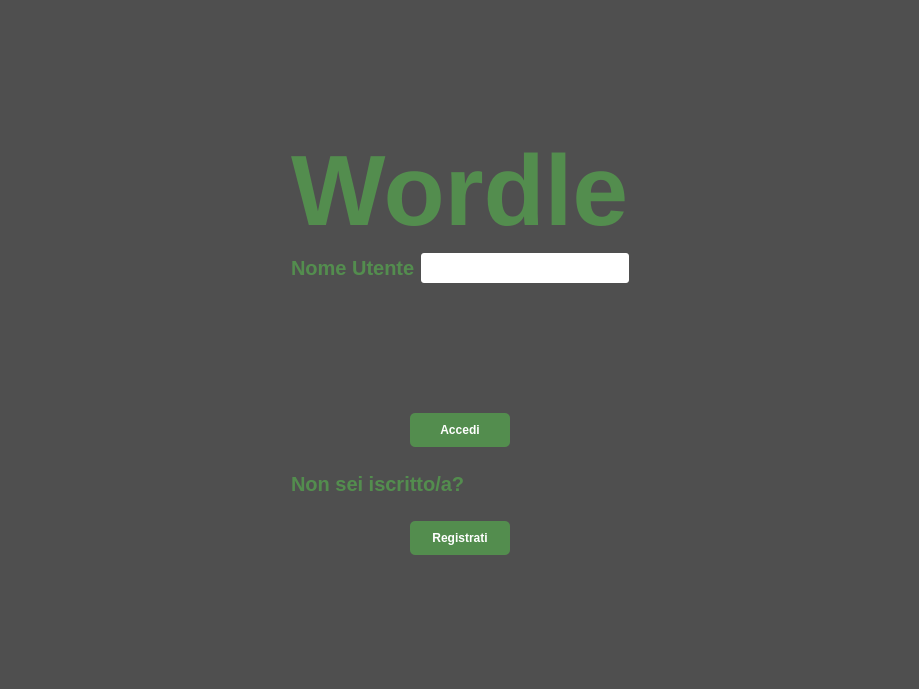
The window that src/gui/login_window.ui (andrea216ac/project_wordle_qd) describes before a commit, drawn with Qt 5.
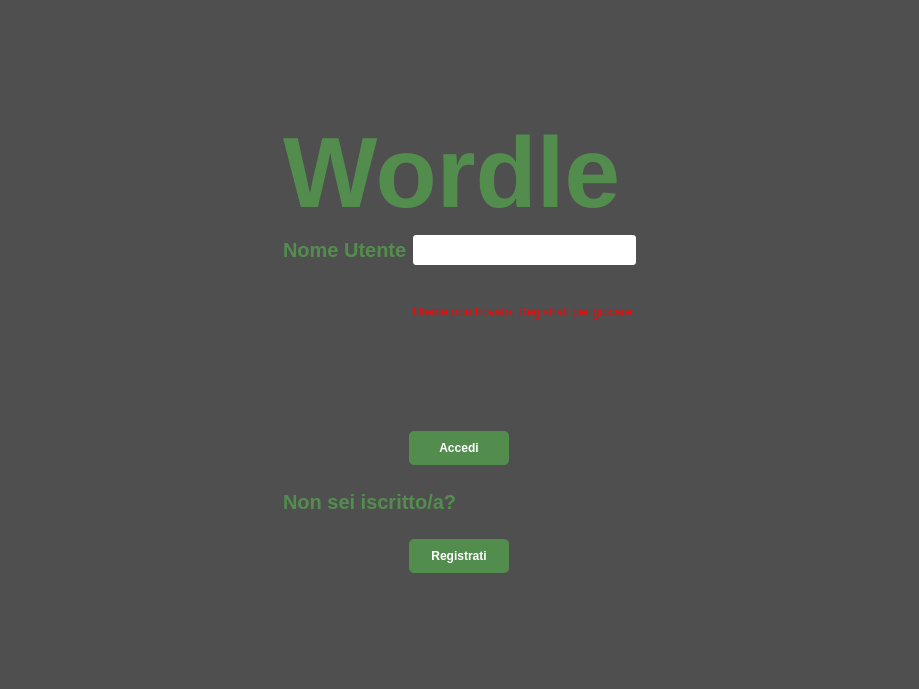
The same window after the commit.

What changed in the file:
```diff
--- a/src/gui/login_window.ui
+++ b/src/gui/login_window.ui
@@ -70,6 +70,16 @@
        </property>
       </widget>
      </item>
+     <item row="2" column="1">
+      <widget class="QLabel" name="lbl_error_login">
+        <property name="styleSheet">
+         <string notr="true">color: red; font-size: 12px; font-weight: normal;</string>
+        </property>
+        <property name="text">
+         <string>Utente non trovato. Registrati per giocare.</string>
+        </property>
+     </widget>
+    </item>
      <item row="1" column="0">
       <widget class="QLabel" name="lbl_username">
        <property name="text">
```
